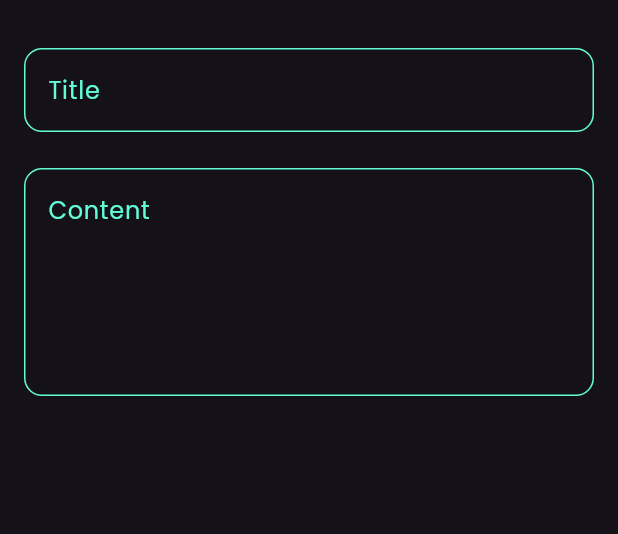
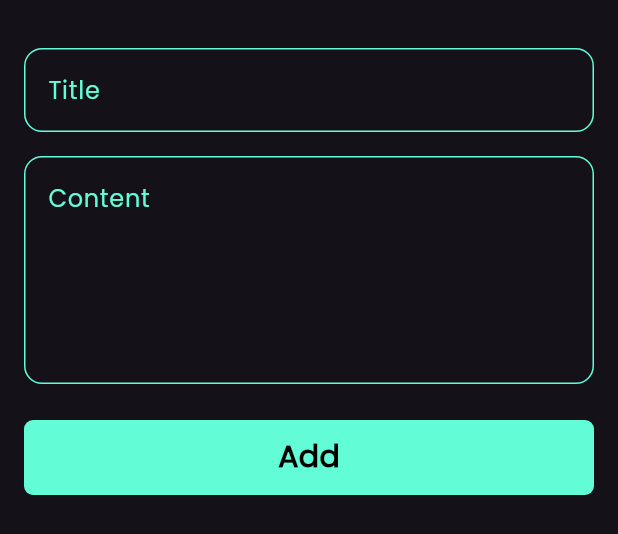
Before and after one commit to ahmedelkazaz39/notes_app2, a Flutter app: the AddNoteBottomSheet widget shown alone on an empty page, opened directly, on a phone screen of 412 x 824 dp. Shown: the top 534 px of the screen. Run offline on Flutter 3.47's test engine with Material 3 defaults, Android fonts, the phone set to English and light mode, and no system bars; our stand-ins replace font_awesome_flutter.

Commit message:
create add button

```diff
--- a/lib/views/widgets/add_note.dart
+++ b/lib/views/widgets/add_note.dart
@@ -1,4 +1,5 @@
 import 'package:flutter/material.dart';
+import 'package:todo_app/constants.dart';
 import 'package:todo_app/views/widgets/custom_text_field.dart';
 
 class AddNoteBottomSheet extends StatelessWidget {
@@ -6,9 +7,10 @@ class AddNoteBottomSheet extends StatelessWidget {
 
   @override
   Widget build(BuildContext context) {
-    return const  Padding(
-      padding:   EdgeInsets.symmetric(horizontal: 16),
-      child:   Column(
+    return const Padding(
+      padding: EdgeInsets.symmetric(horizontal: 16),
+      child: SingleChildScrollView(
+        child: Column(
           children: [
             SizedBox(
               height: 32,
@@ -18,14 +20,46 @@ class AddNoteBottomSheet extends StatelessWidget {
               maxline: 1,
             ),
             SizedBox(
-            height: 24,
+              height: 16,
             ),
             CustomTextField(
               hint: 'Content',
               maxline: 5,
             ),
+             SizedBox(
+              height: 24,
+            ),
+            CustomButton(),
+             SizedBox(
+              height: 8,
+            )
           ],
+        ),
       ),
     );
   }
 }
+
+class CustomButton extends StatelessWidget {
+  const CustomButton({super.key});
+
+  @override
+  Widget build(BuildContext context) {
+    return Container(
+      width: MediaQuery.of(context).size.width,
+      height: 50,
+      decoration: BoxDecoration(
+        borderRadius: BorderRadius.circular(6),
+        color: kPrimaryColor,
+      ),
+      child: const Center(
+        child: Text('Add',
+        style: TextStyle(
+          color: Colors.black,
+          fontSize: 20,
+          fontWeight: FontWeight.bold,
+        ),),
+      ),
+    );
+  }
+}
```
Also changed, not shown: lib/views/widgets/custom_button.dart (added). Lines whose indentation alone changed are shown as unchanged.
